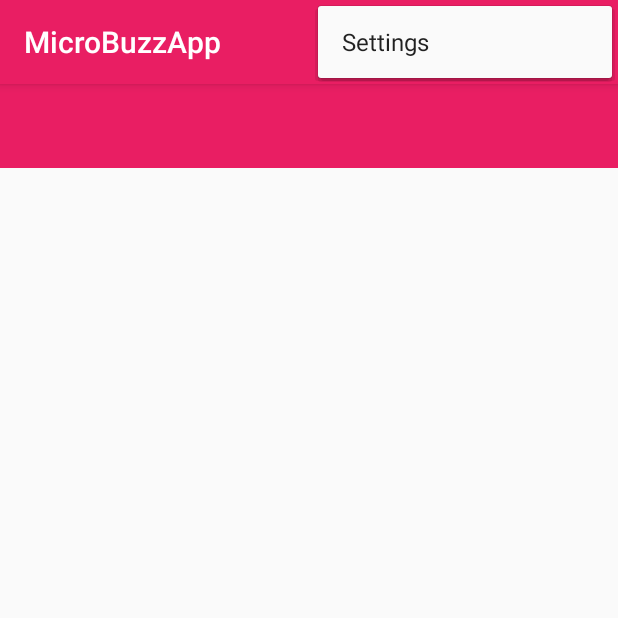
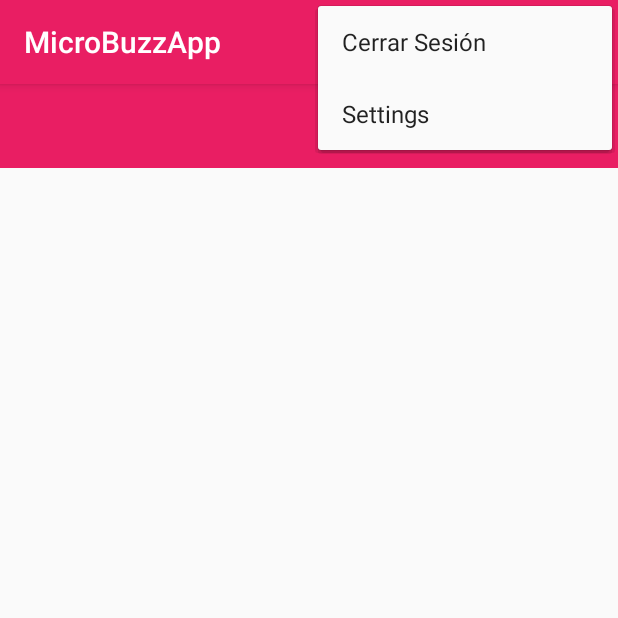
Before and after one commit to DavidMoranchel/MicroBuzz, an Android app: the screen it shows after launch (MainActivity), with the options menu open, on a phone screen of 412 x 824 dp, the top half of it. Run offline under Robolectric (Android 15) with nearby library versions, the phone set to English and light mode, and no system bars.

Commit message:
Items to menu_main

```diff
--- a/MicroBuzzApp/app/src/main/java/com/example/cruz/microbuzzapp/MainActivity.java
+++ b/MicroBuzzApp/app/src/main/java/com/example/cruz/microbuzzapp/MainActivity.java
@@ -17,7 +17,7 @@ public class MainActivity extends AppCompatActivity {
         // Dependiendo de la seleccion de usuario Conductor
         // o usuario peaton remplazamos el fragment.
         replaceFragment( new PantallaPeaton() );
-        replaceFragment( new PantallaConductor());
+        //replaceFragment( new PantallaConductor());
     }
 
     @Override
@@ -38,6 +38,10 @@ public class MainActivity extends AppCompatActivity {
         if (id == R.id.action_settings) {
             return true;
         }
+        if (id == R.id.action_settings) {
+            return true;
+        }
+
 
         return super.onOptionsItemSelected(item);
     }
--- a/MicroBuzzApp/app/src/main/java/com/example/cruz/microbuzzapp/PantallaConductor.java
+++ b/MicroBuzzApp/app/src/main/java/com/example/cruz/microbuzzapp/PantallaConductor.java
@@ -10,7 +10,8 @@ import android.view.MenuInflater;
 public class PantallaConductor extends Fragment {
     @Override
     public void onCreateOptionsMenu(Menu menu, MenuInflater inflater) {
-        // super.onCreateOptionsMenu(menu, inflater);
+        //super.onCreateOptionsMenu(menu, inflater);
+        inflater.inflate(R.menu.menu_conductor, menu );
     }
 
 }
--- a/MicroBuzzApp/app/src/main/java/com/example/cruz/microbuzzapp/PantallaPeaton.java
+++ b/MicroBuzzApp/app/src/main/java/com/example/cruz/microbuzzapp/PantallaPeaton.java
@@ -10,6 +10,7 @@ import android.view.MenuInflater;
 public class PantallaPeaton extends Fragment {
     @Override
     public void onCreateOptionsMenu(Menu menu, MenuInflater inflater) {
-        super.onCreateOptionsMenu(menu, inflater);
+        //super.onCreateOptionsMenu(menu, inflater);
+        inflater.inflate(R.menu.menu_peaton,menu);
     }
 }
--- /dev/null
+++ b/MicroBuzzApp/app/src/main/res/menu/menu_conductor.xml
@@ -0,0 +1,4 @@
+<?xml version="1.0" encoding="utf-8"?>
+<menu xmlns:android="http://schemas.android.com/apk/res/android">
+
+</menu>
--- a/MicroBuzzApp/app/src/main/res/menu/menu_main.xml
+++ b/MicroBuzzApp/app/src/main/res/menu/menu_main.xml
@@ -1,6 +1,14 @@
 <menu xmlns:android="http://schemas.android.com/apk/res/android"
     xmlns:app="http://schemas.android.com/apk/res-auto"
     xmlns:tools="http://schemas.android.com/tools" tools:context=".MainActivity">
-    <item android:id="@+id/action_settings" android:title="@string/action_settings"
-        android:orderInCategory="100" app:showAsAction="never" />
+    <item
+        android:id="@+id/action_settings"
+        android:title="@string/action_settings"
+        android:orderInCategory="100"
+        app:showAsAction="never" />
+    <item
+        android:id="@+id/action_log_out"
+        android:title="@string/action_log_out"
+        app:showAsAction="never"
+        />
 </menu>
--- /dev/null
+++ b/MicroBuzzApp/app/src/main/res/menu/menu_peaton.xml
@@ -0,0 +1,4 @@
+<?xml version="1.0" encoding="utf-8"?>
+<menu xmlns:android="http://schemas.android.com/apk/res/android">
+
+</menu>
--- a/MicroBuzzApp/app/src/main/res/values/strings.xml
+++ b/MicroBuzzApp/app/src/main/res/values/strings.xml
@@ -5,4 +5,5 @@
     <string name="action_settings">Settings</string>
     <string name="action_explore">Explora tu ruta</string>
     <string name="action_alert">Alerta</string>
+    <string name="action_log_out">Cerrar Sesión</string>
 </resources>
```
